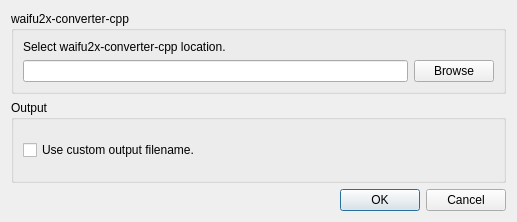
Qt form preferencesdialog.ui (khws4v1/waifu2x-converter-qt) before a commit.
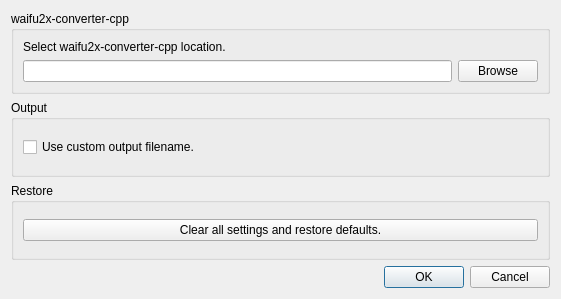
The same form after that commit.

Commit message: add "Restore defaults" button

```diff
--- a/preferencesdialog.ui
+++ b/preferencesdialog.ui
@@ -6,8 +6,8 @@
    <rect>
     <x>0</x>
     <y>0</y>
-    <width>517</width>
-    <height>222</height>
+    <width>561</width>
+    <height>299</height>
    </rect>
   </property>
   <property name="windowTitle">
@@ -60,6 +60,22 @@
      </layout>
     </widget>
    </item>
+   <item>
+    <widget class="QGroupBox" name="groupBox_3">
+     <property name="title">
+      <string>Restore</string>
+     </property>
+     <layout class="QVBoxLayout" name="verticalLayout_4">
+      <item>
+       <widget class="QPushButton" name="restoreButton">
+        <property name="text">
+         <string>Clear all settings and restore defaults.</string>
+        </property>
+       </widget>
+      </item>
+     </layout>
+    </widget>
+   </item>
    <item>
     <widget class="QDialogButtonBox" name="buttonBox">
      <property name="orientation">
```
The commit also changes 3 other files.
